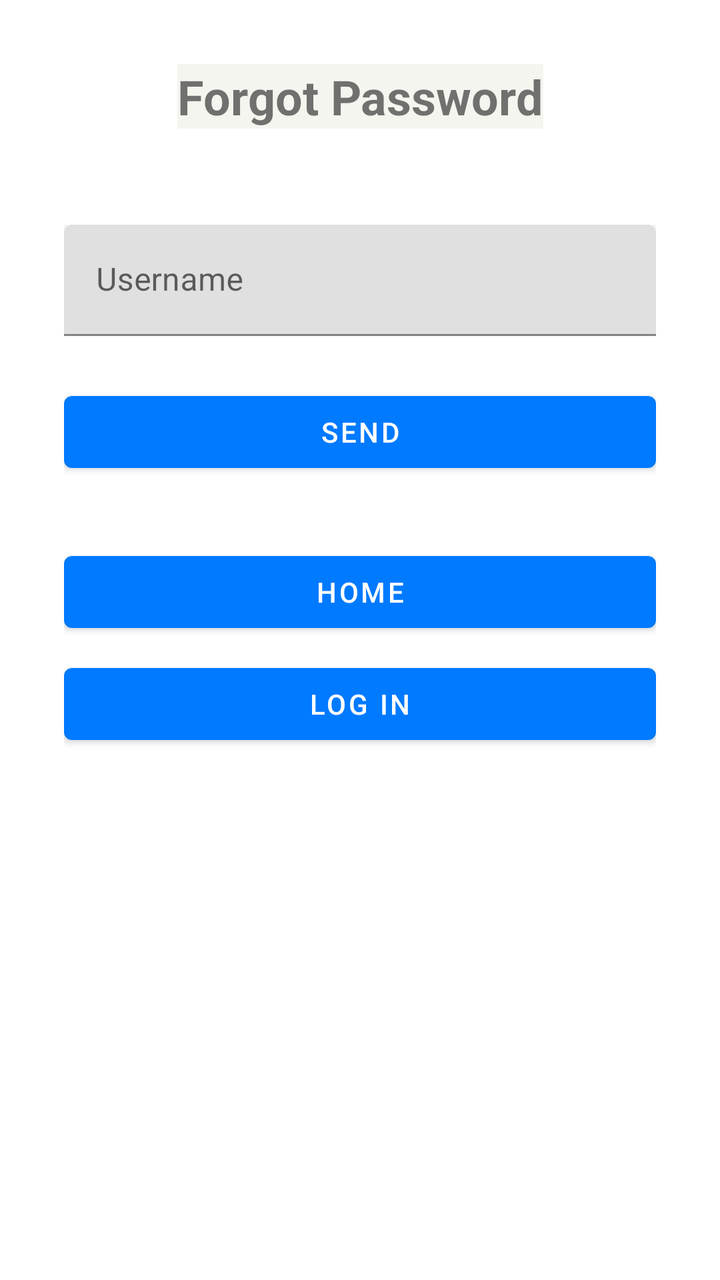
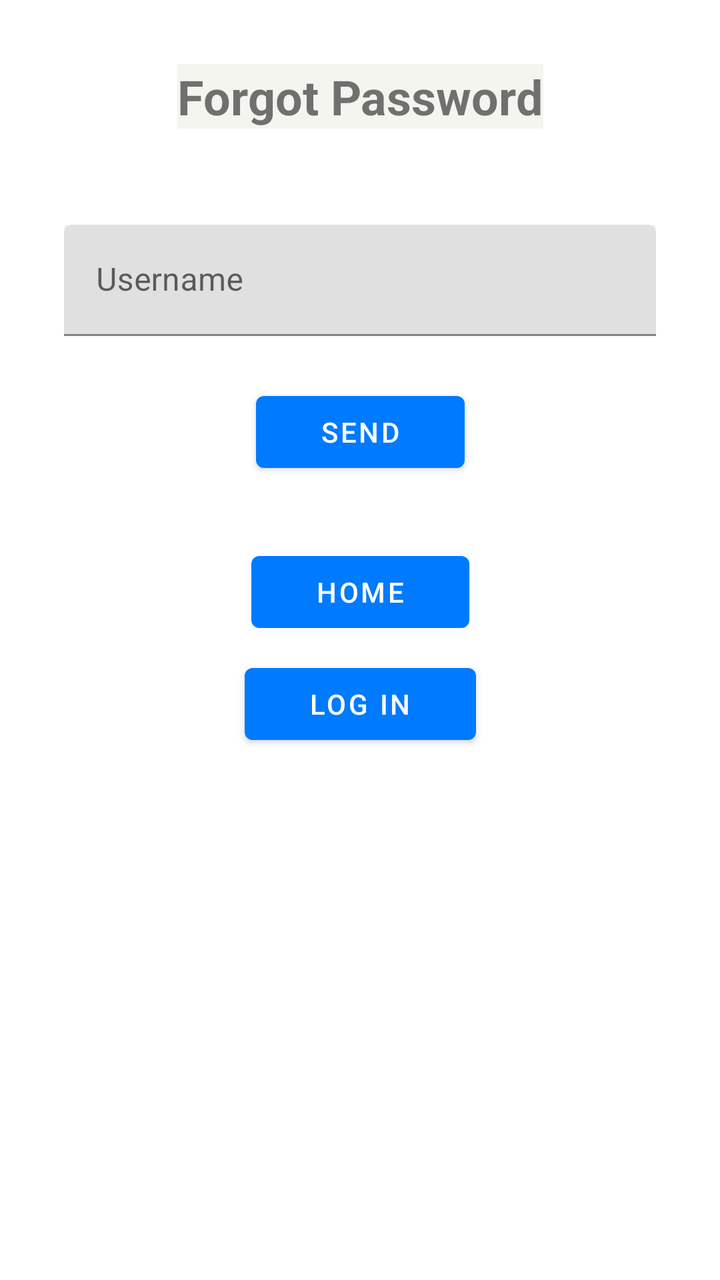

Screens rendered from an Android XML layout before and after an edit, with the pre-edit source and the edit as a unified diff.
<!-- AndroidManifest.xml: application theme Theme.HarmonieBudgetAppKt -->
<!-- res/layout/activity_forgot_password.xml -->
<?xml version="1.0" encoding="utf-8"?>
<androidx.constraintlayout.widget.ConstraintLayout
    xmlns:android="http://schemas.android.com/apk/res/android"
    xmlns:app="http://schemas.android.com/apk/res-auto"
    android:layout_width="match_parent"
    android:layout_height="match_parent"
    android:padding="32dp"
    android:background="@color/white">

    <TextView
        android:id="@+id/tv_forgot_title"
        android:layout_width="wrap_content"
        android:layout_height="wrap_content"
        android:text="@string/forgot_password_title"
        android:textSize="24sp"
        android:textStyle="bold"
        app:layout_constraintTop_toTopOf="parent"
        app:layout_constraintStart_toStartOf="parent"
        app:layout_constraintEnd_toEndOf="parent" />

    <com.google.android.material.textfield.TextInputLayout
        android:id="@+id/til_username"
        android:layout_width="0dp"
        android:layout_height="wrap_content"
        android:layout_marginTop="48dp"
        app:layout_constraintTop_toBottomOf="@id/tv_forgot_title"
        app:layout_constraintStart_toStartOf="parent"
        app:layout_constraintEnd_toEndOf="parent">

        <com.google.android.material.textfield.TextInputEditText
            android:id="@+id/et_username"
            android:layout_width="match_parent"
            android:layout_height="wrap_content"
            android:hint="@string/username_hint" />
    </com.google.android.material.textfield.TextInputLayout>

    <Button
        android:id="@+id/btn_send"
        android:layout_width="0dp"
        android:layout_height="wrap_content"
        android:text="@string/send_button"
        android:layout_marginTop="24dp"
        app:layout_constraintTop_toBottomOf="@id/til_username"
        app:layout_constraintStart_toStartOf="parent"
        app:layout_constraintEnd_toEndOf="parent" />

    <LinearLayout
        android:id="@+id/layout_new_password"
        android:layout_width="0dp"
        android:layout_height="wrap_content"
        android:orientation="vertical"
        android:visibility="gone"
        android:layout_marginTop="32dp"
        app:layout_constraintTop_toBottomOf="@id/btn_send"
        app:layout_constraintStart_toStartOf="parent"
        app:layout_constraintEnd_toEndOf="parent">

        <com.google.android.material.textfield.TextInputLayout
            android:id="@+id/til_new_password"
            android:layout_width="match_parent"
            android:layout_height="wrap_content">

            <com.google.android.material.textfield.TextInputEditText
                android:id="@+id/et_new_password"
                android:layout_width="match_parent"
                android:layout_height="wrap_content"
                android:hint="@string/password_hint"
                android:inputType="textPassword" />
        </com.google.android.material.textfield.TextInputLayout>

        <com.google.android.material.textfield.TextInputLayout
            android:id="@+id/til_confirm_new_password"
            android:layout_width="match_parent"
            android:layout_height="wrap_content"
            android:layout_marginTop="16dp">

            <com.google.android.material.textfield.TextInputEditText
                android:id="@+id/et_confirm_new_password"
                android:layout_width="match_parent"
                android:layout_height="wrap_content"
                android:hint="@string/confirm_password_hint"
                android:inputType="textPassword" />
        </com.google.android.material.textfield.TextInputLayout>

        <Button
            android:id="@+id/btn_change_password"
            android:layout_width="match_parent"
            android:layout_height="wrap_content"
            android:text="@string/change_password"
            android:layout_marginTop="24dp" />
    </LinearLayout>

    <Button
        android:id="@+id/btn_home"
        android:layout_width="0dp"
        android:layout_height="wrap_content"
        android:text="@string/home_button"
        android:layout_marginTop="32dp"
        app:layout_constraintTop_toBottomOf="@id/layout_new_password"
        app:layout_constraintStart_toStartOf="parent"
        app:layout_constraintEnd_toEndOf="parent" />

    <Button
        android:id="@+id/btn_log_in"
        android:layout_width="0dp"
        android:layout_height="wrap_content"
        android:text="@string/log_in_from_forgot"
        android:layout_marginTop="8dp"
        app:layout_constraintTop_toBottomOf="@id/btn_home"
        app:layout_constraintStart_toStartOf="parent"
        app:layout_constraintEnd_toEndOf="parent" />

</androidx.constraintlayout.widget.ConstraintLayout>
<!-- resources referenced by this layout -->
<resources>
  <color name="white">#FFFFFFFF</color>
  <string name="change_password">Change Password</string>
  <string name="confirm_password_hint">Confirm Password</string>
  <string name="forgot_password_title">Forgot Password</string>
  <string name="home_button">Home</string>
  <string name="log_in_from_forgot">Log In</string>
  <string name="password_hint">Password</string>
  <string name="send_button">Send</string>
  <string name="username_hint">Username</string>
  <style name="Theme.HarmonieBudgetAppKt" parent="Theme.MaterialComponents.DayNight.NoActionBar">
          <item name="colorPrimary">#007AFF</item>
          <item name="colorPrimaryVariant">#007AFF</item>
          <item name="colorOnPrimary">#FFFFFF</item>
          <item name="colorSecondary">#34C759</item>
          <item name="colorOnSecondary">#FFFFFF</item>
          <item name="android:statusBarColor">#F5F5F0</item>
          <item name="android:windowLightStatusBar">true</item>
          <item name="android:background">#F5F5F0</item>
      </style>
</resources>

<!-- the commit's change to res/layout/activity_forgot_password.xml (unified diff, before → after) -->
@@ -31,14 +31,18 @@
             android:id="@+id/et_username"
             android:layout_width="match_parent"
             android:layout_height="wrap_content"
-            android:hint="@string/username_hint" />
+            android:hint="@string/username_hint"
+            android:textColor="@android:color/black" />
     </com.google.android.material.textfield.TextInputLayout>
 
     <Button
         android:id="@+id/btn_send"
-        android:layout_width="0dp"
+        android:layout_width="wrap_content"
         android:layout_height="wrap_content"
         android:text="@string/send_button"
+        android:minHeight="48dp"
+        android:paddingStart="32dp"
+        android:paddingEnd="32dp"
         android:layout_marginTop="24dp"
         app:layout_constraintTop_toBottomOf="@id/til_username"
         app:layout_constraintStart_toStartOf="parent"
@@ -65,7 +69,8 @@
                 android:layout_width="match_parent"
                 android:layout_height="wrap_content"
                 android:hint="@string/password_hint"
-                android:inputType="textPassword" />
+                android:inputType="textPassword"
+                android:textColor="@android:color/black" />
         </com.google.android.material.textfield.TextInputLayout>
 
         <com.google.android.material.textfield.TextInputLayout
@@ -79,22 +84,31 @@
                 android:layout_width="match_parent"
                 android:layout_height="wrap_content"
                 android:hint="@string/confirm_password_hint"
-                android:inputType="textPassword" />
+                android:inputType="textPassword"
+                android:textColor="@android:color/black" />
         </com.google.android.material.textfield.TextInputLayout>
 
         <Button
             android:id="@+id/btn_change_password"
-            android:layout_width="match_parent"
+            android:layout_width="wrap_content"
             android:layout_height="wrap_content"
             android:text="@string/change_password"
-            android:layout_marginTop="24dp" />
+            android:minHeight="48dp"
+            android:paddingStart="32dp"
+            android:paddingEnd="32dp"
+            android:layout_marginTop="24dp"
+            app:layout_constraintStart_toStartOf="parent"
+            app:layout_constraintEnd_toEndOf="parent" />
     </LinearLayout>
 
     <Button
         android:id="@+id/btn_home"
-        android:layout_width="0dp"
+        android:layout_width="wrap_content"
         android:layout_height="wrap_content"
         android:text="@string/home_button"
+        android:minHeight="48dp"
+        android:paddingStart="32dp"
+        android:paddingEnd="32dp"
         android:layout_marginTop="32dp"
         app:layout_constraintTop_toBottomOf="@id/layout_new_password"
         app:layout_constraintStart_toStartOf="parent"
@@ -102,9 +116,12 @@
 
     <Button
         android:id="@+id/btn_log_in"
-        android:layout_width="0dp"
+        android:layout_width="wrap_content"
         android:layout_height="wrap_content"
         android:text="@string/log_in_from_forgot"
+        android:minHeight="48dp"
+        android:paddingStart="32dp"
+        android:paddingEnd="32dp"
         android:layout_marginTop="8dp"
         app:layout_constraintTop_toBottomOf="@id/btn_home"
         app:layout_constraintStart_toStartOf="parent"
